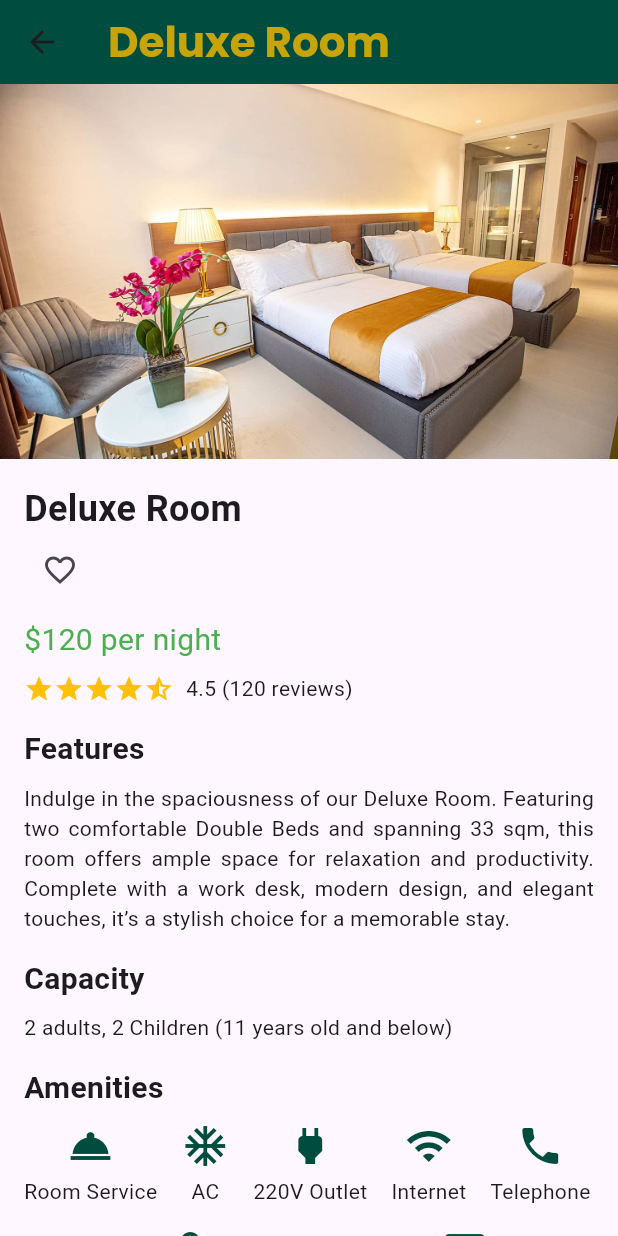
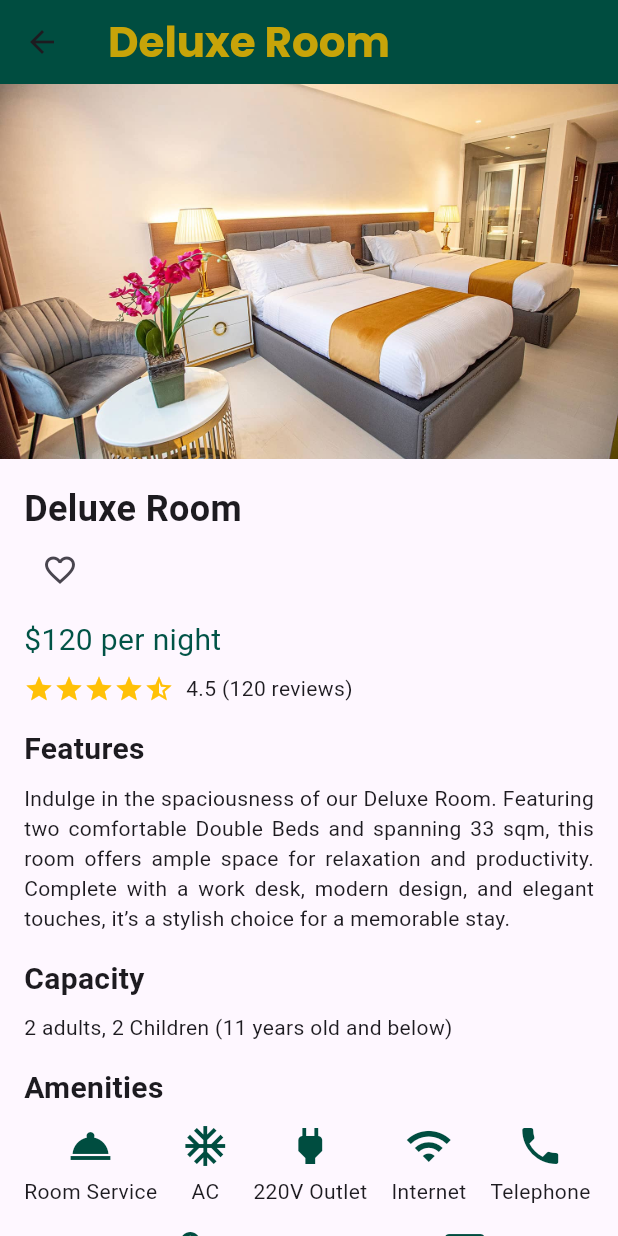
Before and after one commit to MateoDuke21/solanobookapp, a Flutter app: the DeluxeRoom screen opened directly, on a phone screen of 412 x 824 dp. Run offline on Flutter 3.47's test engine with Material 3 defaults, Android fonts, the phone set to English and light mode, and no system bars; our stand-ins replace google_fonts, quickalert.

Commit message:
modify home heart icon, signup char, rooms price color

```diff
--- a/lib/deluxe_room.dart
+++ b/lib/deluxe_room.dart
@@ -79,7 +79,7 @@ class _DeluxeRoomState extends State<DeluxeRoom> {
                   const SizedBox(height: 8),
                   Text(
                     roomDetails['price']!,
-                    style: const TextStyle(fontSize: 20, color: Colors.green),
+                    style: const TextStyle(fontSize: 20, color: Color.fromARGB(255, 1, 83, 70)),
                   ),
                   const SizedBox(height: 8),
                   const Row(
--- a/lib/exec_room.dart
+++ b/lib/exec_room.dart
@@ -79,7 +79,7 @@ class _ExecRoomState extends State<ExecRoom> {
                   const SizedBox(height: 8),
                   Text(
                     roomDetails['price']!,
-                    style: const TextStyle(fontSize: 20, color: Colors.green),
+                    style: const TextStyle(fontSize: 20, color: Color.fromARGB(255, 1, 83, 70)),
                   ),
                   const SizedBox(height: 8),
                   const Row(
--- a/lib/exec_roomII.dart
+++ b/lib/exec_roomII.dart
@@ -79,7 +79,7 @@ class _ExecRoomIIState extends State<ExecRoomII> {
                   const SizedBox(height: 8),
                   Text(
                     roomDetails['price']!,
-                    style: const TextStyle(fontSize: 20, color: Colors.green),
+                    style: const TextStyle(fontSize: 20, color: Color.fromARGB(255, 1, 83, 70)),
                   ),
                   const SizedBox(height: 8),
                   const Row(
--- a/lib/home_page.dart
+++ b/lib/home_page.dart
@@ -259,7 +259,7 @@
                               ],
                             ),
                             IconButton(
-                              icon: const Icon(Icons.favorite, color: Colors.white),
+                              icon: const Icon(Icons.favorite, color: Colors.amber),
                               onPressed: () {
                                 // Navigate to Dining page
                                 Navigator.push(
--- a/lib/sign_up.dart
+++ b/lib/sign_up.dart
@@ -128,6 +128,8 @@ class _SignupFormState extends State<SignupForm> {
                       validator: (value) {
                         if (value == null || value.isEmpty) {
                           return 'Please enter your password';
+                        } else if (value.length < 8) {
+                          return 'Password must be at least 8 characters long';
                         }
                         return null;
                       },
--- a/lib/suite_room.dart
+++ b/lib/suite_room.dart
@@ -79,7 +79,7 @@ class _SuiteRoomState extends State<SuiteRoom> {
                   const SizedBox(height: 8),
                   Text(
                     roomDetails['price']!,
-                    style: const TextStyle(fontSize: 20, color: Colors.green),
+                    style: const TextStyle(fontSize: 20, color: Color.fromARGB(255, 1, 83, 70)),
                   ),
                   const SizedBox(height: 8),
                   const Row(
--- a/lib/suite_roomII.dart
+++ b/lib/suite_roomII.dart
@@ -79,7 +79,7 @@ class _SuiteRoomIIState extends State<SuiteRoomII> {
                   const SizedBox(height: 8),
                   Text(
                     roomDetails['price']!,
-                    style: const TextStyle(fontSize: 20, color: Colors.green),
+                    style: const TextStyle(fontSize: 20, color: Color.fromARGB(255, 1, 83, 70)),
                   ),
                   const SizedBox(height: 8),
                   const Row(
--- a/lib/superior_room.dart
+++ b/lib/superior_room.dart
@@ -79,7 +79,7 @@ class _SuperiorRoomState extends State<SuperiorRoom> {
                   const SizedBox(height: 8),
                   Text(
                     roomDetails['price']!,
-                    style: const TextStyle(fontSize: 20, color: Colors.green),
+                    style: const TextStyle(fontSize: 20, color: Color.fromARGB(255, 1, 83, 70)),
                   ),
                   const SizedBox(height: 8),
                   const Row(
```
